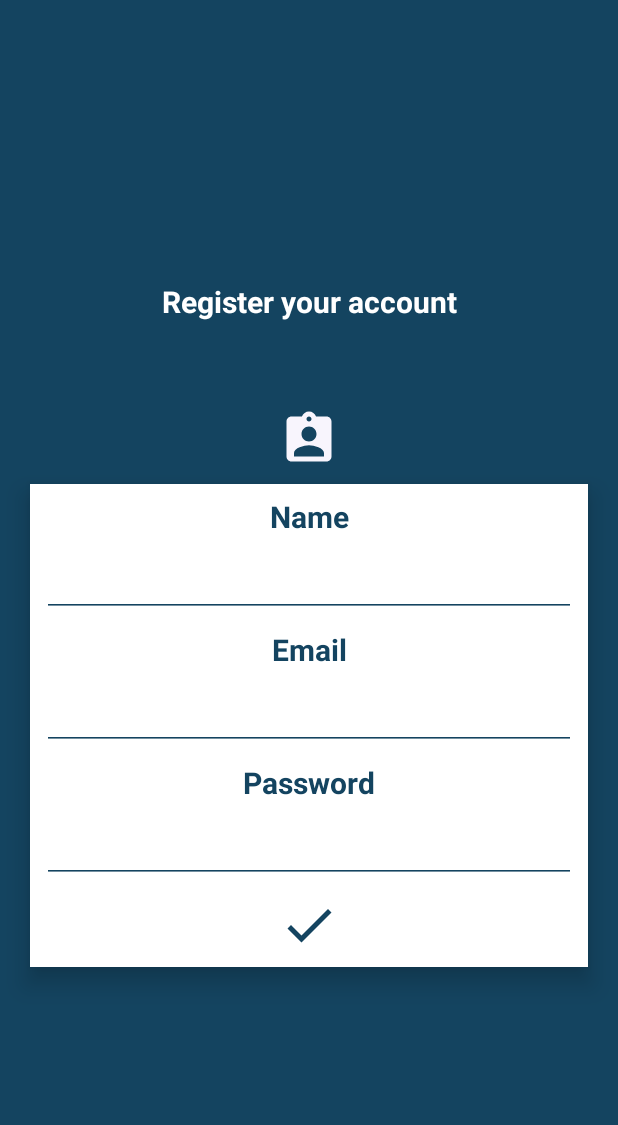
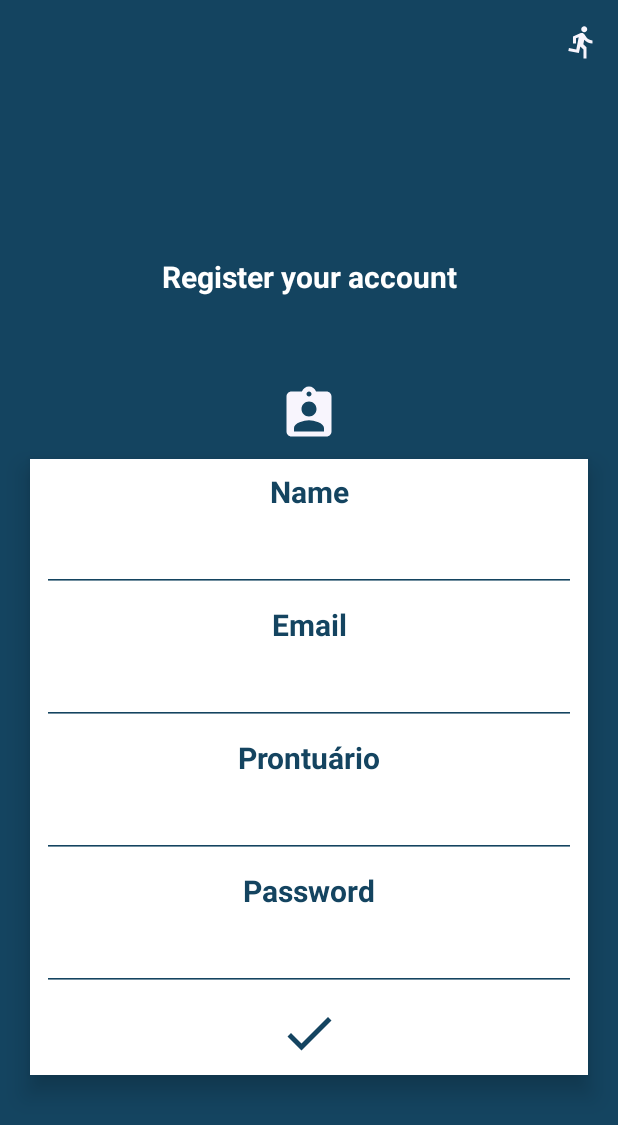
Before and after one commit to lluzalves/docApp, an Android app: the RegisterFragment screen opened through its navigation route, on a phone screen of 412 x 824 dp. Shown: the top 1125 px of the screen. Run offline under Robolectric (Android 15) with nearby library versions, the phone set to English and light mode, and no system bars; our stand-ins replace RxJava; libraries missing offline, so code that uses them is left out: com.afollestad.materialdialogs.

Commit message:
Bug fixes
- Layout fix
- Correct add user request body

```diff
--- a/app/build.gradle
+++ b/app/build.gradle
@@ -77,4 +77,5 @@ dependencies {
     testImplementation 'junit:junit:4.12'
     androidTestImplementation 'com.android.support.test:runner:1.0.2'
     androidTestImplementation 'com.android.support.test.espresso:espresso-core:3.0.2'
+    implementation 'androidx.recyclerview:recyclerview:1.0.0'
 }
--- a/app/src/main/java/com/app/daniel/ifdoc/commons/input/EmailValidator.kt
+++ b/app/src/main/java/com/app/daniel/ifdoc/commons/input/EmailValidator.kt
@@ -1,16 +1,16 @@
 package com.app.daniel.ifdoc.commons.input
 
+import android.util.Patterns
 import java.util.regex.Matcher
 import java.util.regex.Pattern
 
 class EmailValidator {
-    var emailRegex = "[_a-z0-9-]+(\\.[_a-z0-9-]+)*@(?i)ifsp.edu.br"
     private lateinit var pattern: Pattern
     private lateinit var matcher: Matcher
 
 
     fun validateEmail(email: String): Boolean {
-        pattern = Pattern.compile(emailRegex)
+        pattern = Patterns.EMAIL_ADDRESS
         matcher = pattern.matcher(email)
         return matcher.matches()
     }
--- a/app/src/main/java/com/app/daniel/ifdoc/commons/input/FormTextWacther.kt
+++ b/app/src/main/java/com/app/daniel/ifdoc/commons/input/FormTextWacther.kt
@@ -5,20 +5,21 @@ import android.text.TextWatcher
 import android.widget.EditText
 import android.widget.ImageView
 import androidx.core.view.isVisible
-import com.app.daniel.ifdoc.R
 
 
 class FormTextWacther : TextWatcher {
     private lateinit var email: EditText
     private lateinit var password: EditText
     private lateinit var name: EditText
+    private lateinit var userProntuario: EditText
     private lateinit var confirmAction: ImageView
 
-    fun input(email: EditText, password: EditText, name: EditText, confirmAction: ImageView) {
+    fun input(email: EditText, password: EditText, name: EditText, confirmAction: ImageView, userProntuario: EditText) {
         this.email = email
         this.password = password
         this.name = name
         this.confirmAction = confirmAction
+        this.userProntuario = userProntuario
     }
 
     override fun beforeTextChanged(s: CharSequence, start: Int, count: Int, after: Int) {
@@ -31,10 +32,9 @@ class FormTextWacther : TextWatcher {
 
     override fun afterTextChanged(s: Editable) {
         if (!EmailValidator().validateEmail(email.text.toString())) {
-            email.error = email.context.getString(R.string.error_email)
             confirmAction.isVisible = false
         } else {
-            confirmAction.isVisible = password.text.isNotBlank() && name.text.isNotBlank()
+            confirmAction.isVisible = password.text.isNotBlank() && name.text.isNotBlank() && userProntuario.text.isNotBlank()
         }
     }
 }
--- a/app/src/main/java/com/app/daniel/ifdoc/data/dao/DocumentDao.kt
+++ b/app/src/main/java/com/app/daniel/ifdoc/data/dao/DocumentDao.kt
@@ -18,6 +18,9 @@ interface DocumentDao {
     @Insert(onConflict = OnConflictStrategy.REPLACE)
     fun insertDocuments(documentEntity: List<DocumentEntity>): Array<Long>
 
+    @Query("DELETE FROM documents")
+    fun deleteAllDocuments(): Int
+
     @Query("DELETE FROM documents WHERE id = :documentId")
     fun deleteDocument(documentId: Int): Int
 
--- a/app/src/main/java/com/app/daniel/ifdoc/data/services/user/UserService.kt
+++ b/app/src/main/java/com/app/daniel/ifdoc/data/services/user/UserService.kt
@@ -15,6 +15,8 @@ interface UserService {
     @POST(Constants.Api.API_URL + Constants.Endpoint.REGISTER)
     fun createUser(@Field("name") name: String,
                    @Field("email") email: String,
+                   @Field("prontuario") prontuario: String,
+                   @Field("role") role : String,
                    @Field("password") password: String): Single<UserResponseEntity>
 
     @GET(Constants.Api.API_URL)
--- a/app/src/main/java/com/app/daniel/ifdoc/domain/repository/documents/DocumentRepository.kt
+++ b/app/src/main/java/com/app/daniel/ifdoc/domain/repository/documents/DocumentRepository.kt
@@ -27,6 +27,12 @@ class DocumentRepository constructor(application: Application) {
         }
     }
 
+    fun deleteAllDocuments(): Single<Int> {
+        return Single.fromCallable{
+            dao?.deleteAllDocuments()
+        }
+    }
+
     fun insertDocuments(document: List<DocumentEntity>): Single<Array<Long>> {
         return Single.fromCallable {
             dao?.insertDocuments(document)
--- a/app/src/main/java/com/app/daniel/ifdoc/ui/documents/DocumentsFragment.kt
+++ b/app/src/main/java/com/app/daniel/ifdoc/ui/documents/DocumentsFragment.kt
@@ -64,12 +64,12 @@ class DocumentsFragment : BaseFragment(), DocumentsMvpView, View.OnClickListener
             emptyHome.isVisible = false
             context?.let {
                 adapter = DocumentsAdapter(documents, it)
-            }
                 val staggeredGridLayoutManager = StaggeredGridLayoutManager(1, StaggeredGridLayoutManager.VERTICAL)
                 AllDocumentsRecycler.layoutManager = staggeredGridLayoutManager
                 context?.let { DivisorItens(it) }?.let { AllDocumentsRecycler.addItemDecoration(it) }
                 registerForContextMenu(AllDocumentsRecycler)
                 AllDocumentsRecycler.adapter = adapter
+            }
         }
     }
 
--- a/app/src/main/java/com/app/daniel/ifdoc/ui/user/auth/AuthFragment.kt
+++ b/app/src/main/java/com/app/daniel/ifdoc/ui/user/auth/AuthFragment.kt
@@ -13,6 +13,7 @@ import android.view.View
 import android.view.ViewGroup
 import android.view.inputmethod.InputMethodManager
 import androidx.core.view.isVisible
+import androidx.navigation.NavOptions
 import androidx.navigation.Navigation
 import com.app.daniel.ifdoc.R
 import com.app.daniel.ifdoc.commons.base.BaseFragment
@@ -38,7 +39,10 @@ class AuthFragment : BaseFragment(), MvpAuthView, View.OnClickListener {
         super.onViewCreated(view, savedInstanceState)
         navController = Navigation.findNavController(view)
         if (isTokenStored()) {
-            Navigation.findNavController(view).navigate(R.id.documentsFragment)
+            Navigation.findNavController(view)
+                    .navigate(R.id.documentsFragment, null,
+                            NavOptions.Builder().setPopUpTo(R.id.authFragment, true)
+                                    .build())
         } else {
             context?.let { checkNetwork(it) }
         }
--- a/app/src/main/java/com/app/daniel/ifdoc/ui/user/register/RegisterFragment.kt
+++ b/app/src/main/java/com/app/daniel/ifdoc/ui/user/register/RegisterFragment.kt
@@ -8,7 +8,6 @@ import android.view.LayoutInflater
 import android.view.View
 import android.view.ViewGroup
 import android.view.inputmethod.InputMethodManager
-import androidx.navigation.Navigation
 import com.app.daniel.ifdoc.R
 import com.app.daniel.ifdoc.commons.base.BaseFragment
 import com.app.daniel.ifdoc.commons.input.FormTextWacther
@@ -31,11 +30,12 @@ class RegisterFragment : BaseFragment(), MvpRegisterView, View.OnClickListener {
     override fun onViewCreated(view: View, savedInstanceState: Bundle?) {
         super.onViewCreated(view, savedInstanceState)
         createUser.setOnClickListener(this)
-        var textWatcher = FormTextWacther()
+        val textWatcher = FormTextWacther()
         userEmail.addTextChangedListener(textWatcher)
         userPassword.addTextChangedListener(textWatcher)
         userName.addTextChangedListener(textWatcher)
-        textWatcher.input(userEmail, userPassword, userName, createUser)
+        userProntuario.addTextChangedListener(textWatcher)
+        textWatcher.input(userEmail, userPassword, userName, createUser, userProntuario)
     }
 
     override fun checkConnectionStatus(isRegistered: Boolean) {
@@ -72,7 +72,7 @@ class RegisterFragment : BaseFragment(), MvpRegisterView, View.OnClickListener {
     override fun onClick(view: View) {
         when (view) {
             createUser -> {
-                if (userEmail.text.toString().isEmpty() || userPassword.text.toString().isEmpty() || userName.text.toString().isEmpty()) {
+                if (userEmail.text.toString().isEmpty() || userPassword.text.toString().isEmpty() || userName.text.toString().isEmpty() || userProntuario.text.toString().isEmpty()) {
                     view.let { Snackbar.make(it, getString(R.string.all_fields_are_required), Snackbar.LENGTH_LONG).show() }
                 } else {
                     val inputMethodManager = activity?.getSystemService(Activity.INPUT_METHOD_SERVICE) as InputMethodManager
@@ -84,7 +84,7 @@ class RegisterFragment : BaseFragment(), MvpRegisterView, View.OnClickListener {
     }
 
     override fun singUp() {
-        presenter.createAccount(userName.text.toString(), userEmail.text.toString(), userPassword.text.toString())
+        presenter.createAccount(userName.text.toString(), userEmail.text.toString(), userPassword.text.toString(), userProntuario.text.toString())
     }
 
 }
--- a/app/src/main/java/com/app/daniel/ifdoc/ui/user/register/RegisterPresenter.kt
+++ b/app/src/main/java/com/app/daniel/ifdoc/ui/user/register/RegisterPresenter.kt
@@ -19,13 +19,13 @@ class RegisterPresenter : BasePresenter<MvpRegisterView>() {
     }
 
 
-    fun createAccount(name: String, email: String, password: String) {
-        var client = OkHttpFactory()
+    fun createAccount(name: String, email: String, password: String, prontuario: String) {
+        val client = OkHttpFactory()
                 .prepareClient()
         mMvpView?.showRequestDialog("Please wait")
         RetrofitFactory().setRetrofit(client)
                 .create(UserService::class.java)
-                .createUser(name, email, password)
+                .createUser(name, email, prontuario, "aluno", password)
                 .subscribeOn(Schedulers.io())
                 .observeOn(AndroidSchedulers.mainThread())
                 .subscribe(object : SingleObserver<UserResponseEntity> {
--- a/app/src/main/res/layout/activity_main.xml
+++ b/app/src/main/res/layout/activity_main.xml
@@ -17,8 +17,10 @@
         android:id="@+id/nav_host_fragment"
         android:name="androidx.navigation.fragment.NavHostFragment"
         android:layout_width="match_parent"
-        android:layout_height="match_parent"
+        android:layout_height="0dp"
         app:defaultNavHost="true"
+        app:layout_constraintBottom_toBottomOf="parent"
+        app:layout_constraintTop_toBottomOf="@+id/toolbar"
         app:navGraph="@navigation/navigation" />
 
 </androidx.constraintlayout.widget.ConstraintLayout>
--- a/app/src/main/res/layout/fragment_create_user.xml
+++ b/app/src/main/res/layout/fragment_create_user.xml
@@ -105,6 +105,41 @@
             app:layout_constraintTop_toBottomOf="@+id/label_email" />
 
         <TextView
+            android:id="@+id/label_prontuario"
+            android:layout_width="wrap_content"
+            android:layout_height="wrap_content"
+            android:layout_gravity="start"
+            android:layout_marginStart="8dp"
+            android:layout_marginTop="8dp"
+            android:layout_marginEnd="8dp"
+            android:text="@string/label_prontuario"
+            android:textColor="@color/color_app_blue"
+            android:textSize="@dimen/activity_text_label_size"
+            android:textStyle="bold"
+            app:layout_constraintEnd_toEndOf="parent"
+            app:layout_constraintStart_toStartOf="parent"
+            app:layout_constraintTop_toBottomOf="@+id/userEmail" />
+
+        <EditText
+            android:id="@+id/userProntuario"
+            android:layout_width="match_parent"
+            android:layout_height="wrap_content"
+            android:layout_marginStart="8dp"
+            android:layout_marginTop="8dp"
+            android:layout_marginEnd="8dp"
+            android:backgroundTint="@color/color_app_blue"
+            android:ems="10"
+            android:gravity="center"
+            android:imeOptions="actionNext"
+            android:inputType="number"
+            android:maxLength="10"
+            android:textColor="@color/color_app_blue"
+            android:textColorHint="@color/color_app_blue"
+            app:layout_constraintEnd_toEndOf="parent"
+            app:layout_constraintStart_toStartOf="parent"
+            app:layout_constraintTop_toBottomOf="@+id/label_prontuario" />
+
+        <TextView
             android:id="@+id/label_password"
             android:layout_width="wrap_content"
             android:layout_height="wrap_content"
@@ -118,7 +153,7 @@
             android:textStyle="bold"
             app:layout_constraintEnd_toEndOf="parent"
             app:layout_constraintStart_toStartOf="parent"
-            app:layout_constraintTop_toBottomOf="@+id/userEmail" />
+            app:layout_constraintTop_toBottomOf="@+id/userProntuario" />
 
         <EditText
             android:id="@+id/userPassword"
@@ -138,6 +173,8 @@
             app:layout_constraintStart_toStartOf="parent"
             app:layout_constraintTop_toBottomOf="@+id/label_password" />
 
+
+
         <ImageView
             android:id="@+id/createUser"
             android:layout_width="@dimen/imagewiew_icon_default_width"
@@ -154,5 +191,6 @@
             app:layout_constraintTop_toBottomOf="@+id/userPassword"
             android:tint="@color/color_app_blue"
             app:srcCompat="@drawable/ic_done_24dp" />
+
     </androidx.constraintlayout.widget.ConstraintLayout>
 </LinearLayout>
--- a/app/src/main/res/values/strings.xml
+++ b/app/src/main/res/values/strings.xml
@@ -55,4 +55,5 @@
     <string name="logout_warning">Are you sure you want to logout ?</string>
     <string name="ok">ok</string>
     <string name="cancel">cancel</string>
+    <string name="label_prontuario">Prontuário</string>
 </resources>
```
Also changed, not shown: app/src/main/java/com/app/daniel/ifdoc/domain/usecases/LoadValidDocumentsUseCase.kt (added, +16 -0 lines), app/src/main/java/com/app/daniel/ifdoc/ui/documents/DocumentsPresenter.kt (+24 -1 lines), app/src/main/res/layout/fragment_home.xml (+3 -4 lines), 1 other file. Lines whose indentation alone changed are shown as unchanged.
